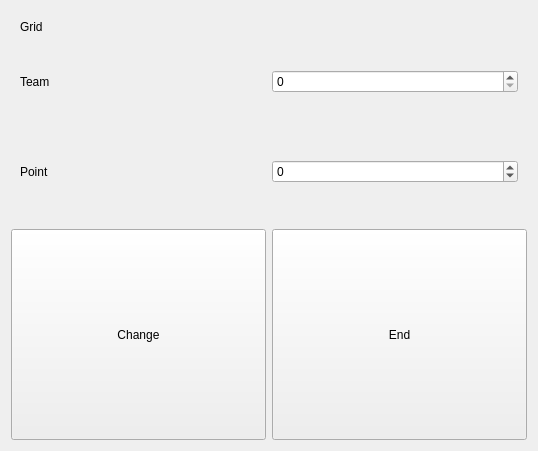
The window that Visualizer/operator.ui (tnct-spc/procon2018-comp) describes before a commit, drawn with Qt 5.
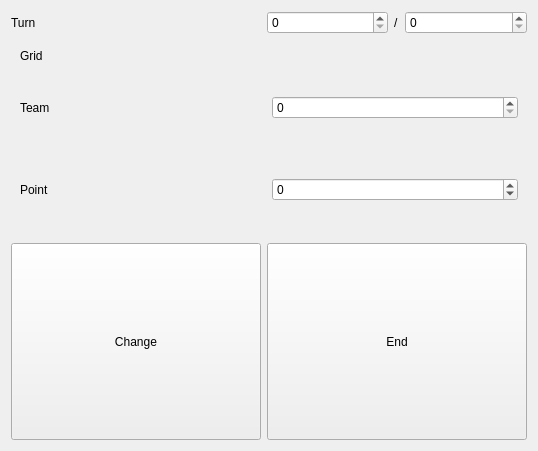
The same window after the commit.

Commit message: [add]Turn数も変更可能にした

The edit to the form file:
```diff
--- a/Visualizer/operator.ui
+++ b/Visualizer/operator.ui
@@ -14,24 +14,11 @@
    <string>Form</string>
   </property>
   <layout class="QGridLayout" name="gridLayout">
-   <item row="1" column="0">
-    <widget class="QPushButton" name="changeButton">
-     <property name="sizePolicy">
-      <sizepolicy hsizetype="Minimum" vsizetype="Minimum">
-       <horstretch>0</horstretch>
-       <verstretch>0</verstretch>
-      </sizepolicy>
-     </property>
-     <property name="text">
-      <string>Change</string>
-     </property>
-    </widget>
-   </item>
-   <item row="1" column="1">
+   <item row="2" column="2" colspan="3">
     <widget class="QPushButton" name="endButton">
      <property name="sizePolicy">
-      <sizepolicy hsizetype="Minimum" vsizetype="Expanding">
-       <horstretch>0</horstretch>
+      <sizepolicy hsizetype="Preferred" vsizetype="Expanding">
+       <horstretch>1</horstretch>
        <verstretch>0</verstretch>
       </sizepolicy>
      </property>
@@ -40,7 +27,40 @@
      </property>
     </widget>
    </item>
-   <item row="0" column="0" colspan="2">
+   <item row="0" column="3">
+    <widget class="QLabel" name="label_2">
+     <property name="sizePolicy">
+      <sizepolicy hsizetype="Fixed" vsizetype="Preferred">
+       <horstretch>0</horstretch>
+       <verstretch>0</verstretch>
+      </sizepolicy>
+     </property>
+     <property name="text">
+      <string>/</string>
+     </property>
+    </widget>
+   </item>
+   <item row="0" column="4">
+    <widget class="QSpinBox" name="maxTurnBox">
+     <property name="sizePolicy">
+      <sizepolicy hsizetype="Preferred" vsizetype="Fixed">
+       <horstretch>0</horstretch>
+       <verstretch>0</verstretch>
+      </sizepolicy>
+     </property>
+    </widget>
+   </item>
+   <item row="0" column="2">
+    <widget class="QSpinBox" name="nowTurnBox">
+     <property name="sizePolicy">
+      <sizepolicy hsizetype="Preferred" vsizetype="Fixed">
+       <horstretch>0</horstretch>
+       <verstretch>0</verstretch>
+      </sizepolicy>
+     </property>
+    </widget>
+   </item>
+   <item row="1" column="0" colspan="5">
     <widget class="QStackedWidget" name="stackedWidget">
      <property name="sizePolicy">
       <sizepolicy hsizetype="Preferred" vsizetype="Preferred">
@@ -53,20 +73,7 @@
        <enum>Qt::LeftToRight</enum>
       </property>
       <layout class="QGridLayout" name="gridLayout_2">
-       <item row="0" column="0">
-        <widget class="QLabel" name="gridLabel">
-         <property name="sizePolicy">
-          <sizepolicy hsizetype="Preferred" vsizetype="Maximum">
-           <horstretch>0</horstretch>
-           <verstretch>0</verstretch>
-          </sizepolicy>
-         </property>
-         <property name="text">
-          <string>Grid</string>
-         </property>
-        </widget>
-       </item>
-       <item row="1" column="0">
+       <item row="2" column="0">
         <widget class="QLabel" name="teamLabel">
          <property name="sizePolicy">
           <sizepolicy hsizetype="Preferred" vsizetype="MinimumExpanding">
@@ -79,7 +86,7 @@
          </property>
         </widget>
        </item>
-       <item row="2" column="0">
+       <item row="3" column="0">
         <widget class="QLabel" name="pointLabel">
          <property name="sizePolicy">
           <sizepolicy hsizetype="Preferred" vsizetype="MinimumExpanding">
@@ -92,7 +99,7 @@
          </property>
         </widget>
        </item>
-       <item row="2" column="1">
+       <item row="3" column="1">
         <widget class="QSpinBox" name="pointBox">
          <property name="minimum">
           <number>-16</number>
@@ -102,7 +109,7 @@
          </property>
         </widget>
        </item>
-       <item row="1" column="1">
+       <item row="2" column="1">
         <widget class="QSpinBox" name="teamBox">
          <property name="sizePolicy">
           <sizepolicy hsizetype="Minimum" vsizetype="Fixed">
@@ -115,6 +122,19 @@
          </property>
         </widget>
        </item>
+       <item row="0" column="0">
+        <widget class="QLabel" name="gridLabel">
+         <property name="sizePolicy">
+          <sizepolicy hsizetype="Preferred" vsizetype="Maximum">
+           <horstretch>0</horstretch>
+           <verstretch>0</verstretch>
+          </sizepolicy>
+         </property>
+         <property name="text">
+          <string>Grid</string>
+         </property>
+        </widget>
+       </item>
       </layout>
      </widget>
      <widget class="QWidget" name="agent">
@@ -198,6 +218,32 @@
      </widget>
     </widget>
    </item>
+   <item row="2" column="0" colspan="2">
+    <widget class="QPushButton" name="changeButton">
+     <property name="sizePolicy">
+      <sizepolicy hsizetype="Preferred" vsizetype="Expanding">
+       <horstretch>1</horstretch>
+       <verstretch>0</verstretch>
+      </sizepolicy>
+     </property>
+     <property name="text">
+      <string>Change</string>
+     </property>
+    </widget>
+   </item>
+   <item row="0" column="0">
+    <widget class="QLabel" name="turnLabel">
+     <property name="sizePolicy">
+      <sizepolicy hsizetype="Preferred" vsizetype="Preferred">
+       <horstretch>0</horstretch>
+       <verstretch>0</verstretch>
+      </sizepolicy>
+     </property>
+     <property name="text">
+      <string>Turn</string>
+     </property>
+    </widget>
+   </item>
   </layout>
  </widget>
  <resources/>
```
The commit also changes 6 other files.
